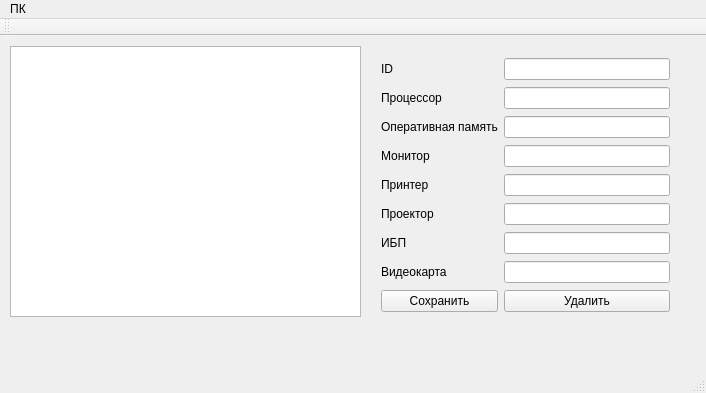
Before: the Qt Designer form mainwindow.ui in chalexyur/sadb, drawn with Qt 5.
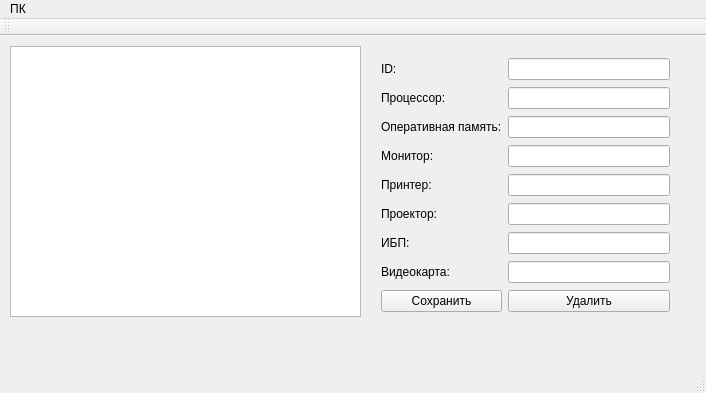
After: the same form once the commit is applied. Icons and pictures are not drawn.

What changed in the file:
```diff
--- a/mainwindow.ui
+++ b/mainwindow.ui
@@ -44,7 +44,7 @@
      <item row="0" column="0">
       <widget class="QLabel" name="label">
        <property name="text">
-        <string>ID</string>
+        <string>ID:</string>
        </property>
        <property name="buddy">
         <cstring>lineEditId</cstring>
@@ -61,7 +61,7 @@
      <item row="1" column="0">
       <widget class="QLabel" name="label_2">
        <property name="text">
-        <string>Процессор</string>
+        <string>Процессор:</string>
        </property>
        <property name="buddy">
         <cstring>ui-&gt;lineEditCpu</cstring>
@@ -74,7 +74,7 @@
      <item row="2" column="0">
       <widget class="QLabel" name="label_3">
        <property name="text">
-        <string>Оперативная память</string>
+        <string>Оперативная память:</string>
        </property>
       </widget>
      </item>
@@ -84,7 +84,7 @@
      <item row="3" column="0">
       <widget class="QLabel" name="label_4">
        <property name="text">
-        <string>Монитор</string>
+        <string>Монитор:</string>
        </property>
       </widget>
      </item>
@@ -94,7 +94,7 @@
      <item row="4" column="0">
       <widget class="QLabel" name="label_5">
        <property name="text">
-        <string>Принтер</string>
+        <string>Принтер:</string>
        </property>
       </widget>
      </item>
@@ -104,7 +104,7 @@
      <item row="5" column="0">
       <widget class="QLabel" name="label_6">
        <property name="text">
-        <string>Проектор</string>
+        <string>Проектор:</string>
        </property>
       </widget>
      </item>
@@ -114,7 +114,7 @@
      <item row="6" column="0">
       <widget class="QLabel" name="label_7">
        <property name="text">
-        <string>ИБП</string>
+        <string>ИБП:</string>
        </property>
       </widget>
      </item>
@@ -124,7 +124,7 @@
      <item row="7" column="0">
       <widget class="QLabel" name="label_8">
        <property name="text">
-        <string>Видеокарта</string>
+        <string>Видеокарта:</string>
        </property>
       </widget>
      </item>
```
Left out of the diff: 2 changed lines with no effect on the pictures.
